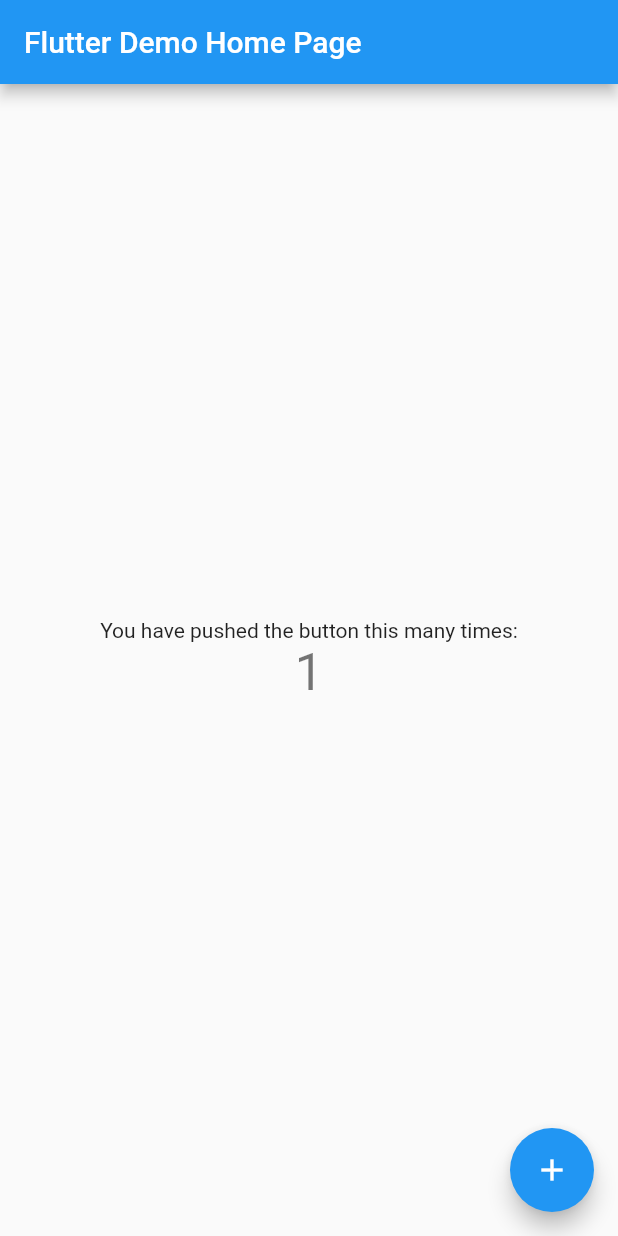
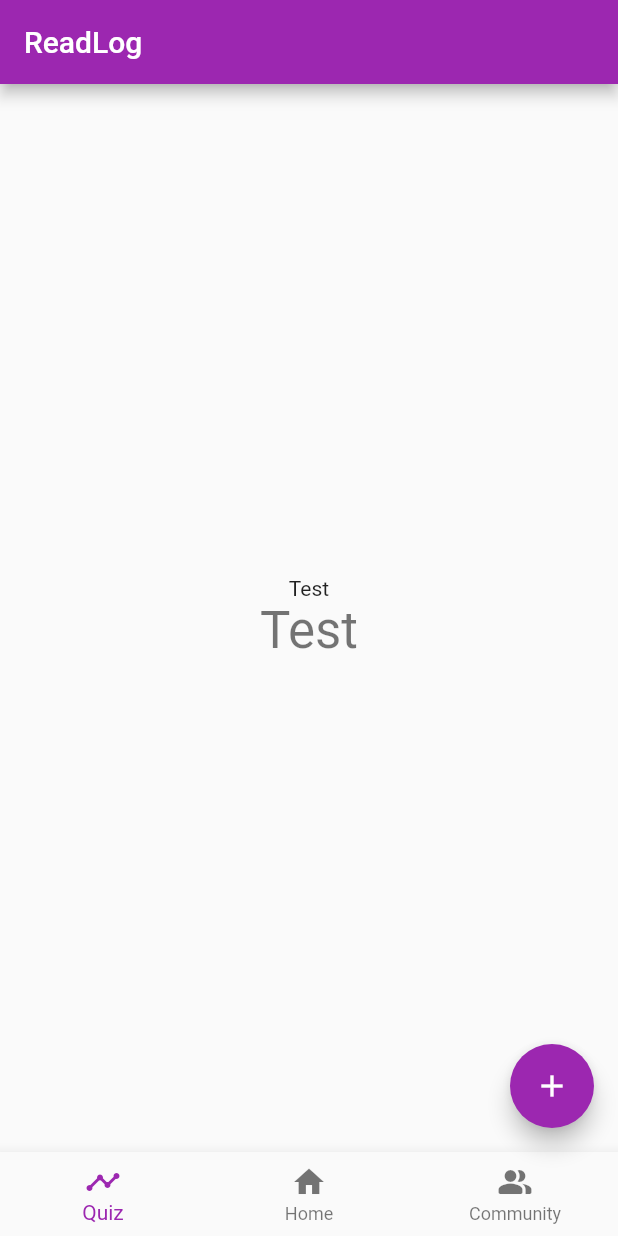
Before and after one commit to megz15/ReadLog, a Flutter app: the screen it shows after launch, after a tap on the "add" icon, on a phone screen of 412 x 824 dp. Run offline on Flutter 3.47's test engine with Material 2 defaults, Android fonts, the phone set to English and light mode, and no system bars.

Commit message:
second commit

```diff
--- a/lib/main.dart
+++ b/lib/main.dart
@@ -7,109 +7,58 @@ void main() {
 class MyApp extends StatelessWidget {
   const MyApp({super.key});
 
-  // This widget is the root of your application.
   @override
   Widget build(BuildContext context) {
     return MaterialApp(
-      title: 'Flutter Demo',
+      title: 'ReadLog',
       theme: ThemeData(
-        // This is the theme of your application.
-        //
-        // Try running your application with "flutter run". You'll see the
-        // application has a blue toolbar. Then, without quitting the app, try
-        // changing the primarySwatch below to Colors.green and then invoke
-        // "hot reload" (press "r" in the console where you ran "flutter run",
-        // or simply save your changes to "hot reload" in a Flutter IDE).
-        // Notice that the counter didn't reset back to zero; the application
-        // is not restarted.
-        primarySwatch: Colors.blue,
+        primarySwatch: Colors.purple,
       ),
-      home: const MyHomePage(title: 'Flutter Demo Home Page'),
+      home: const MyHomePage(),
     );
   }
 }
 
 class MyHomePage extends StatefulWidget {
-  const MyHomePage({super.key, required this.title});
-
-  // This widget is the home page of your application. It is stateful, meaning
-  // that it has a State object (defined below) that contains fields that affect
-  // how it looks.
-
-  // This class is the configuration for the state. It holds the values (in this
-  // case the title) provided by the parent (in this case the App widget) and
-  // used by the build method of the State. Fields in a Widget subclass are
-  // always marked "final".
-
-  final String title;
+  const MyHomePage({super.key});
 
   @override
   State<MyHomePage> createState() => _MyHomePageState();
 }
 
 class _MyHomePageState extends State<MyHomePage> {
-  int _counter = 0;
-
-  void _incrementCounter() {
-    setState(() {
-      // This call to setState tells the Flutter framework that something has
-      // changed in this State, which causes it to rerun the build method below
-      // so that the display can reflect the updated values. If we changed
-      // _counter without calling setState(), then the build method would not be
-      // called again, and so nothing would appear to happen.
-      _counter++;
-    });
-  }
-
   @override
   Widget build(BuildContext context) {
-    // This method is rerun every time setState is called, for instance as done
-    // by the _incrementCounter method above.
-    //
-    // The Flutter framework has been optimized to make rerunning build methods
-    // fast, so that you can just rebuild anything that needs updating rather
-    // than having to individually change instances of widgets.
     return Scaffold(
+      bottomNavigationBar: BottomNavigationBar(
+        items: const <BottomNavigationBarItem>[
+          BottomNavigationBarItem(label: 'Quiz', icon: Icon(Icons.timeline_outlined)),
+          BottomNavigationBarItem(label: 'Home', icon: Icon(Icons.home)),
+          BottomNavigationBarItem(label: 'Community', icon: Icon(Icons.people_alt_rounded)),
+        ],
+      ),
       appBar: AppBar(
-        // Here we take the value from the MyHomePage object that was created by
-        // the App.build method, and use it to set our appbar title.
-        title: Text(widget.title),
+        title: const Text('ReadLog'),
       ),
       body: Center(
-        // Center is a layout widget. It takes a single child and positions it
-        // in the middle of the parent.
         child: Column(
-          // Column is also a layout widget. It takes a list of children and
-          // arranges them vertically. By default, it sizes itself to fit its
-          // children horizontally, and tries to be as tall as its parent.
-          //
-          // Invoke "debug painting" (press "p" in the console, choose the
-          // "Toggle Debug Paint" action from the Flutter Inspector in Android
-          // Studio, or the "Toggle Debug Paint" command in Visual Studio Code)
-          // to see the wireframe for each widget.
-          //
-          // Column has various properties to control how it sizes itself and
-          // how it positions its children. Here we use mainAxisAlignment to
-          // center the children vertically; the main axis here is the vertical
-          // axis because Columns are vertical (the cross axis would be
-          // horizontal).
           mainAxisAlignment: MainAxisAlignment.center,
           children: <Widget>[
             const Text(
-              'You have pushed the button this many times:',
+              'Test',
             ),
             Text(
-              '$_counter',
-              style: Theme.of(context).textTheme.headline4,
+              'Test',
+              style: Theme.of(context).textTheme.headlineMedium,
             ),
           ],
         ),
       ),
       floatingActionButton: FloatingActionButton(
-        onPressed: _incrementCounter,
-        tooltip: 'Increment',
+        onPressed: (){},
+        tooltip: 'Add Book',
         child: const Icon(Icons.add),
-      ), // This trailing comma makes auto-formatting nicer for build methods.
+      ),
     );
   }
 }
```
Also changed, not shown: lib/screens/home.dart (added), pubspec.lock.
